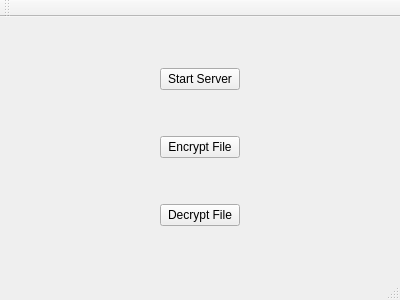
rayfung/skipper, file mainwindow.ui: the form before one commit.
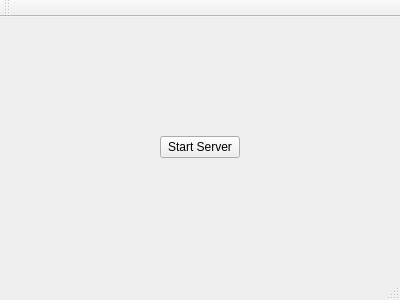
The form after the commit.

Commit message: 删除文件加密和解密的 Demo

What changed in the file:
```diff
--- a/mainwindow.ui
+++ b/mainwindow.ui
@@ -37,20 +37,6 @@
         </property>
        </widget>
       </item>
-      <item>
-       <widget class="QPushButton" name="pushButtonEncryptFile">
-        <property name="text">
-         <string>Encrypt File</string>
-        </property>
-       </widget>
-      </item>
-      <item>
-       <widget class="QPushButton" name="pushButtonDecryptFile">
-        <property name="text">
-         <string>Decrypt File</string>
-        </property>
-       </widget>
-      </item>
      </layout>
     </item>
     <item>
```
The commit also changes 2 other files.
